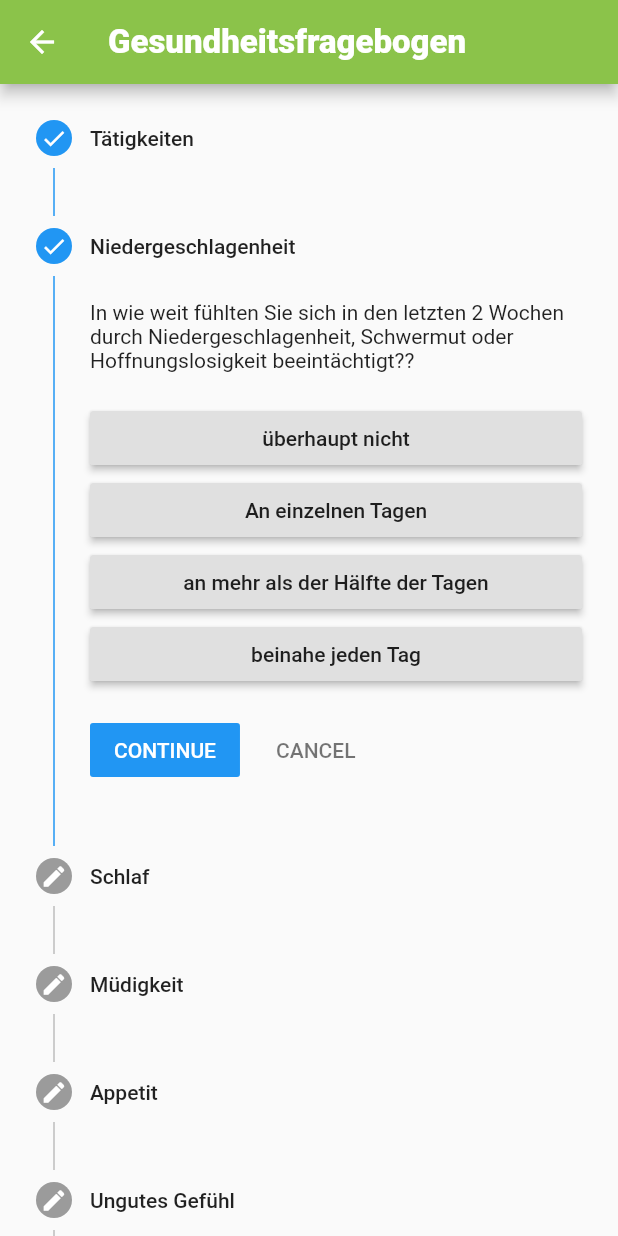
After one commit to Linea-code/chf-app, a Flutter app: the WeeklyQuestHealth screen opened directly, after a tap on "CONTINUE", on a phone screen of 412 x 824 dp. The commit adds this screen. Run offline on Flutter 3.47's test engine with Material 2 defaults, Android fonts, the phone set to English and light mode, and no system bars.

Commit message:
2 wöchentlicher Fragebogen Gesundheit

```diff
--- /dev/null
+++ b/lib/symptoms/erschweren.dart
@@ -0,0 +1,93 @@
+import 'package:flutter/cupertino.dart';
+import 'package:flutter/material.dart';
+
+class Erschweren0 extends StatefulWidget {
+  @override
+  _Erschweren0State createState() => _Erschweren0State();
+}
+
+class _Erschweren0State extends State<Erschweren0> {
+  bool _pressed = false;
+  @override
+  Widget build(BuildContext context) {
+    return RaisedButton(
+        child: Text('ich hatte keines der angegebenen Probleme'),
+        color: _pressed ? Colors.lightGreen[400] : Colors.grey[300],
+        onPressed: () {
+          setState(() => _pressed = !_pressed);
+        }
+    );
+  }
+}
+class Erschweren1 extends StatefulWidget {
+  @override
+  _Erschweren1State createState() => _Erschweren1State();
+}
+
+class _Erschweren1State extends State<Erschweren1> {
+  bool _pressed = false;
+  @override
+  Widget build(BuildContext context) {
+    return RaisedButton(
+        child: Text('überhaupt nicht erschwert'),
+        color: _pressed ? Colors.lightGreen[400] : Colors.grey[300],
+        onPressed: () {
+          setState(() => _pressed = !_pressed);
+        }
+    );
+  }
+}
+class Erschweren2 extends StatefulWidget {
+  @override
+  _Erschweren2State createState() => _Erschweren2State();
+}
+
+class _Erschweren2State extends State<Erschweren2> {
+  bool _pressed = false;
+  @override
+  Widget build(BuildContext context) {
+    return RaisedButton(
+        child: Text('etwas erschwert'),
+        color: _pressed ? Colors.lightGreen[400] : Colors.grey[300],
+        onPressed: () {
+          setState(() => _pressed = !_pressed);
+        }
+    );
+  }
+}
+class Erschweren3 extends StatefulWidget {
+  @override
+  _Erschweren3State createState() => _Erschweren3State();
+}
+
+class _Erschweren3State extends State<Erschweren3> {
+  bool _pressed = false;
+  @override
+  Widget build(BuildContext context) {
+    return RaisedButton(
+        child: Text('relativ stark erschwert'),
+        color: _pressed ? Colors.lightGreen[400] : Colors.grey[300],
+        onPressed: () {
+          setState(() => _pressed = !_pressed);
+        }
+    );
+  }
+}
+class Erschweren4 extends StatefulWidget {
+  @override
+  _Erschweren4State createState() => _Erschweren4State();
+}
+
+class _Erschweren4State extends State<Erschweren4> {
+  bool _pressed = false;
+  @override
+  Widget build(BuildContext context) {
+    return RaisedButton(
+        child: Text('sehr stark erschwert'),
+        color: _pressed ? Colors.lightGreen[400] : Colors.grey[300],
+        onPressed: () {
+          setState(() => _pressed = !_pressed);
+        }
+    );
+  }
+}
--- /dev/null
+++ b/lib/symptoms/healthaswers.dart
@@ -0,0 +1,75 @@
+import 'package:flutter/cupertino.dart';
+import 'package:flutter/material.dart';
+
+class Health0 extends StatefulWidget {
+  @override
+  _Health0State createState() => _Health0State();
+}
+
+class _Health0State extends State<Health0> {
+  bool _pressed = false;
+  @override
+  Widget build(BuildContext context) {
+    return RaisedButton(
+        child: Text('überhaupt nicht'),
+        color: _pressed ? Colors.lightGreen[400] : Colors.grey[300],
+        onPressed: () {
+          setState(() => _pressed = !_pressed);
+        }
+    );
+  }
+}
+class Health1 extends StatefulWidget {
+  @override
+  _Health1State createState() => _Health1State();
+}
+
+class _Health1State extends State<Health1> {
+  bool _pressed = false;
+  @override
+  Widget build(BuildContext context) {
+    return RaisedButton(
+        child: Text('An einzelnen Tagen'),
+        color: _pressed ? Colors.lightGreen[400] : Colors.grey[300],
+        onPressed: () {
+          setState(() => _pressed = !_pressed);
+        }
+    );
+  }
+}
+class Health2 extends StatefulWidget {
+  @override
+  _Health2State createState() => _Health2State();
+}
+
+class _Health2State extends State<Health2> {
+  bool _pressed = false;
+  @override
+  Widget build(BuildContext context) {
+    return RaisedButton(
+        child: Text('an mehr als der Hälfte der Tagen'),
+        color: _pressed ? Colors.lightGreen[400] : Colors.grey[300],
+        onPressed: () {
+          setState(() => _pressed = !_pressed);
+        }
+    );
+  }
+}
+class Health3 extends StatefulWidget {
+  @override
+  _Health3State createState() => _Health3State();
+}
+
+class _Health3State extends State<Health3> {
+  bool _pressed = false;
+  @override
+  Widget build(BuildContext context) {
+    return RaisedButton(
+        child: Text('beinahe jeden Tag'),
+        color: _pressed ? Colors.lightGreen[400] : Colors.grey[300],
+        onPressed: () {
+          setState(() => _pressed = !_pressed);
+        }
+    );
+  }
+}
--- a/lib/symptoms/symptoms.dart
+++ b/lib/symptoms/symptoms.dart
@@ -1,7 +1,7 @@
 import 'package:flutter/cupertino.dart';
 import 'package:flutter/material.dart';
 import 'package:flutter/painting.dart';
-import 'package:herzinsuffizienz/symptoms/dailyquest.dart';
+import 'package:herzinsuffizienz/symptoms/weeklyquestsymptoms.dart';
 
 class Symptoms extends StatelessWidget {
   final String _title = "Symptome";
@@ -37,17 +37,17 @@ class Symptoms extends StatelessWidget {
                   onTap: (){
                     Navigator.push(
                         context,
-                        MaterialPageRoute(builder: (context)=> DailyQuest())
+                        MaterialPageRoute(builder: (context)=> WeeklyQuestSymptoms())
                     );
                   },
                   child:
                   ListTile(
-                    title: Text("Täglicher Fragebogen: Symptome",
+                    title: Text("Fragebogen: Symptome",
                       style: TextStyle(
                         fontWeight: FontWeight.w800,
                         fontSize: 22.0,
                       ),),
-                    subtitle: Text("Bitte machen Sie in diesem Fragebogen einmal täglich Angaben zu Ihren Symptomen!",
+                    subtitle: Text("Bitte machen Sie in diesem Fragebogen einmal alle 2 Wochen Angaben zu Ihren Symptomen!",
                       style: TextStyle(
                         fontWeight: FontWeight.w600,
                         fontSize: 16.0,
@@ -75,13 +75,13 @@ class Symptoms extends StatelessWidget {
               },
               child:
               ListTile(
-              title: Text("Wöchentlicher Fragebogen: Symptome",
+              title: Text("Fragebogen: Gesundheit",
                 style: TextStyle(
                   fontWeight: FontWeight.w800,
                   fontFamily: "Roboto",
                   fontSize: 22.0,
                 ),),
-              subtitle: Text("Bitte machen Sie in deisem Fragebogen einmal wöchentlich genauere Angaben zu Ihren Symptomen und deren zeitliche Veränderung!",
+              subtitle: Text("Bitte machen Sie in deisem Fragebogen einmal alle 2 Wochen Angaben zu psychischen Gesundheit!",
                 style: TextStyle(
                   fontWeight: FontWeight.w600,
                   fontFamily: "Roboto",
--- /dev/null
+++ b/lib/symptoms/weeklyquesthealth.dart
@@ -0,0 +1,389 @@
+import 'package:flutter/cupertino.dart';
+import 'package:flutter/material.dart';
+import 'package:herzinsuffizienz/symptoms/erschweren.dart';
+import 'package:herzinsuffizienz/symptoms/healthaswers.dart';
+
+
+class WeeklyQuestHealth extends StatefulWidget {
+  @override
+  _WeeklyQuestHealthState createState() => _WeeklyQuestHealthState();
+}
+
+class _WeeklyQuestHealthState extends State<WeeklyQuestHealth> {
+  int currentStep = 0;
+  bool complete = false;
+
+  @override
+  Widget build(BuildContext context) {
+    return new Scaffold(
+      appBar: AppBar(
+        title: Text("Gesundheitsfragebogen",
+          style: TextStyle(
+            fontSize: 22.0,
+            fontWeight: FontWeight.w800,),
+        ),
+        backgroundColor:  Colors.lightGreen[500],
+      ),
+      body:Column(
+        children: <Widget>[
+          complete ? Expanded(
+            child: Center(
+              child: AlertDialog(
+                title: new Text('Vielen Dank!'),
+                content: new Text("Sie haben den Fragebogen abgeschlossen!"),
+                actions: <Widget>[
+                  new FlatButton(
+                      child: new Text('Schließen'),
+                      onPressed: (){
+                        setState(() {
+                          complete = false;
+                        });
+                        Navigator.push(context,
+                            MaterialPageRoute(builder: (context)=> Symptoms()));
+                      }
+                  )  ,
+                ],
+              ),
+            ),
+          )
+              :Expanded(
+            child: Stepper(
+              type: StepperType.vertical,
+              steps: _mySteps(),
+              currentStep: this.currentStep,
+              onStepContinue: (){
+                setState(() {
+                  if(this.currentStep < this._mySteps().length -1){
+                    this.currentStep = this.currentStep +1;
+                  } else{
+                    complete = true;
+                  }
+                });
+              },
+              onStepCancel: (){
+                setState(() {
+                  if(this.currentStep > 0){
+                    this.currentStep = this.currentStep -1;
+                  } else{
+                    this.currentStep = 0;
+                  }
+                });
+              },
+              onStepTapped: (step){
+                setState(() {
+                  this.currentStep = step;
+                });
+              },
+
+            ),
+
+          )
+        ],
+      ),
+    );
+
+  }
+  List<Step> _mySteps(){
+    List<Step> steps = [
+      Step(
+        title: Text("Tätigkeiten"),
+        isActive: true,
+        state: StepState.complete,
+        content: Column(
+          children: <Widget>[
+            Container(
+              child: Text("In wie weit fühlten Sie sich in den letzten 2 Wochen durch wenig Interesse oder Freude an Ihren Tätigkeiten beeintächtigt??"),
+            ),
+            SizedBox(height: 20),
+            Container(
+              width: MediaQuery.of(context).size.width,
+              child:
+              Health0(),),
+            Container(
+              width: MediaQuery.of(context).size.width,
+              child:
+              Health1(),),
+            Container(
+              width: MediaQuery.of(context).size.width,
+              child:
+              Health2(),),
+            Container(
+              width: MediaQuery.of(context).size.width,
+              child:
+              Health3(),),
+          ],
+        ),
+      ),
+      Step(
+        title: Text("Niedergeschlagenheit"),
+        isActive: currentStep > 0,
+        state: (currentStep > 0) ? StepState.complete : StepState.editing,
+        content: Column(
+          children: <Widget>[
+            Container(
+              child: Text("In wie weit fühlten Sie sich in den letzten 2 Wochen durch Niedergeschlagenheit, Schwermut oder Hoffnungslosigkeit beeintächtigt??"),
+            ),
+            SizedBox(height: 20),
+            Container(
+              width: MediaQuery.of(context).size.width,
+              child:
+              Health0(),),
+            Container(
+              width: MediaQuery.of(context).size.width,
+              child:
+              Health1(),),
+            Container(
+              width: MediaQuery.of(context).size.width,
+              child:
+              Health2(),),
+            Container(
+              width: MediaQuery.of(context).size.width,
+              child:
+              Health3(),),
+          ],
+        ),
+      ),
+      Step(
+        title: Text("Schlaf"),
+        isActive: currentStep > 1,
+        state: (currentStep > 1) ? StepState.complete : StepState.editing,
+        content: Column(
+          children: <Widget>[
+            Container(
+              child: Text("In wie weit fühlten Sie sich in den letzten 2 Wochen durch Schwierigkeiten beim ein- oder durschschlafen oder verminderten Schlaf beeintächtigt??"),
+            ),
+            SizedBox(height: 20),
+            Container(
+              width: MediaQuery.of(context).size.width,
+              child:
+              Health0(),),
+            Container(
+              width: MediaQuery.of(context).size.width,
+              child:
+              Health1(),),
+            Container(
+              width: MediaQuery.of(context).size.width,
+              child:
+              Health2(),),
+            Container(
+              width: MediaQuery.of(context).size.width,
+              child:
+              Health3(),),
+          ],
+        ),
+      ),
+      Step(
+        title: Text("Müdigkeit"),
+        isActive: currentStep > 2,
+        state: (currentStep > 2) ? StepState.complete : StepState.editing,
+        content: Column(
+          children: <Widget>[
+            Container(
+              child: Text("In wie weit fühlten Sie sich in den letzten 2 Wochen durch Müdigkeit oder das Gefühl, keine Energie zuhaben, beeintächtigt??"),
+            ),
+            SizedBox(height: 20),
+            Container(
+              width: MediaQuery.of(context).size.width,
+              child:
+              Health0(),),
+            Container(
+              width: MediaQuery.of(context).size.width,
+              child:
+              Health1(),),
+            Container(
+              width: MediaQuery.of(context).size.width,
+              child:
+              Health2(),),
+            Container(
+              width: MediaQuery.of(context).size.width,
+              child:
+              Health3(),),
+          ],
+        ),
+      ),
+      Step(
+        title: Text("Appetit"),
+        isActive: currentStep > 3,
+        state: (currentStep > 3) ? StepState.complete : StepState.editing,
+        content: Column(
+          children: <Widget>[
+            Container(
+              child: Text("In wie weit fühlten Sie sich in den letzten 2 Wochen durch verminderten Appetit oder das übermäßige Bedürfnis zu essen beeintächtigt??"),
+            ),
+            SizedBox(height: 20),
+            Container(
+              width: MediaQuery.of(context).size.width,
+              child:
+              Health0(),),
+            Container(
+              width: MediaQuery.of(context).size.width,
+              child:
+              Health1(),),
+            Container(
+              width: MediaQuery.of(context).size.width,
+              child:
+              Health2(),),
+            Container(
+              width: MediaQuery.of(context).size.width,
+              child:
+              Health3(),),
+          ],
+        ),
+      ),
+      Step(
+        title: Text("Ungutes Gefühl"),
+        isActive: currentStep > 4,
+        state: (currentStep > 4) ? StepState.complete : StepState.editing,
+        content: Column(
+          children: <Widget>[
+            Container(
+              child: Text("In wie weit fühlten Sie sich in den letzten 2 Wochen durch eine schlechte Meinung von sich selbst/ das Gefühl ein Versager zu ein oder die Familie enttäuscht zu haben beeintächtigt??"),
+            ),
+            SizedBox(height: 20),
+            Container(
+              width: MediaQuery.of(context).size.width,
+              child:
+              Health0(),),
+            Container(
+              width: MediaQuery.of(context).size.width,
+              child:
+              Health1(),),
+            Container(
+              width: MediaQuery.of(context).size.width,
+              child:
+              Health2(),),
+            Container(
+              width: MediaQuery.of(context).size.width,
+              child:
+              Health3(),),
+          ],
+        ),
+      ),
+      Step(
+        title: Text("Konzentration"),
+        isActive: currentStep > 5,
+        state: (currentStep > 5) ? StepState.complete : StepState.editing,
+        content: Column(
+          children: <Widget>[
+            Container(
+              child: Text("In wie weit fühlten Sie sich in den letzten 2 Wochen durch Schwierigkeiten sich auf etwas zu konzentrieren (z.B. Zeitung lesen/ Fernsehen) beeintächtigt??"),
+            ),
+            SizedBox(height: 20),
+            Container(
+              width: MediaQuery.of(context).size.width,
+              child:
+              Health0(),),
+            Container(
+              width: MediaQuery.of(context).size.width,
+              child:
+              Health1(),),
+            Container(
+              width: MediaQuery.of(context).size.width,
+              child:
+              Health2(),),
+            Container(
+              width: MediaQuery.of(context).size.width,
+              child:
+              Health3(),),
+          ],
+        ),
+      ),
+      Step(
+        title: Text("Bewegungen"),
+        isActive: currentStep > 6,
+        state: (currentStep > 6) ? StepState.complete : StepState.editing,
+        content: Column(
+          children: <Widget>[
+            Container(
+              child: Text("Waren Ihre Bewegungen oder Ihre Sprache so verlangsamt, dass es auch anderen auffallen würde? Oder waren Sie im Gegenteil zappelig oder ruhelos und hatten eine stärkeren Bewegungsdrang als sonst?"),
+            ),
+            SizedBox(height: 20),
+            Container(
+              width: MediaQuery.of(context).size.width,
+              child:
+              Health0(),),
+            Container(
+              width: MediaQuery.of(context).size.width,
+              child:
+              Health1(),),
+            Container(
+              width: MediaQuery.of(context).size.width,
+              child:
+              Health2(),),
+            Container(
+              width: MediaQuery.of(context).size.width,
+              child:
+              Health3(),),
+          ],
+        ),
+      ),
+      Step(
+        title: Text("Gedanken"),
+        isActive: currentStep > 7,
+        state: (currentStep > 7) ? StepState.complete : StepState.editing,
+        content: Column(
+          children: <Widget>[
+            Container(
+              child: Text("In wie weit fühlten Sie sich in den letzten 2 Wochen durch Gedanken, dass Sie lieber tot wären oder sich Leid zufügen möchten beeintächtigt??"),
+            ),
+            SizedBox(height: 20),
+            Container(
+              width: MediaQuery.of(context).size.width,
+              child:
+              Health0(),),
+            Container(
+              width: MediaQuery.of(context).size.width,
+              child:
+              Health1(),),
+            Container(
+              width: MediaQuery.of(context).size.width,
+              child:
+              Health2(),),
+            Container(
+              width: MediaQuery.of(context).size.width,
+              child:
+              Health3(),),
+          ],
+        ),
+      ),
+      Step(
+        title: Text("Beeintächtigung"),
+        isActive: currentStep > 8,
+        state: (currentStep > 8) ? StepState.complete : StepState.editing,
+        content: Column(
+          children: <Widget>[
+            Container(
+              child: Text("Geben Sie bitte an, wie sehr diese Probleme es Ihnen erschwert haben, Ihre Arbeit zu erledigen, Ihren Haushalt zu regeln, oder mit anderen Menschen zurecht zu kommen."),
+            ),
+            SizedBox(height: 20),
+            Container(
+              width: MediaQuery.of(context).size.width,
+              child:
+              Erschweren0(),),
+            Container(
+              width: MediaQuery.of(context).size.width,
+              child:
+              Erschweren1(),),
+            Container(
+              width: MediaQuery.of(context).size.width,
+              child:
+              Erschweren2(),),
+            Container(
+              width: MediaQuery.of(context).size.width,
+              child:
+              Erschweren3(),),
+            Container(
+              width: MediaQuery.of(context).size.width,
+              child:
+              Erschweren4(),),
+          ],
+        ),
+      ),
+
+
+
+    ];
+    return steps;
+  }
+
+}
--- a/lib/symptoms/dailyquest.dart
+++ b/lib/symptoms/weeklyquestsymptoms.dart
@@ -12,12 +12,12 @@ import 'package:herzinsuffizienz/symptoms/eingeschraenkt.dart';
 import 'package:herzinsuffizienz/symptoms/versorgt.dart';
 import 'package:herzinsuffizienz/symptoms/verstehen.dart';
 
-class DailyQuest extends StatefulWidget {
+class WeeklyQuestSymptoms extends StatefulWidget {
   @override
-  _DailyQuestState createState() => _DailyQuestState();
+  _WeeklyQuestSymptomsState createState() => _WeeklyQuestSymptomsState();
 }
 
-class _DailyQuestState extends State<DailyQuest> {
+class _WeeklyQuestSymptomsState extends State<WeeklyQuestSymptoms> {
   int currentStep = 0;
   bool complete = false;
 
```
